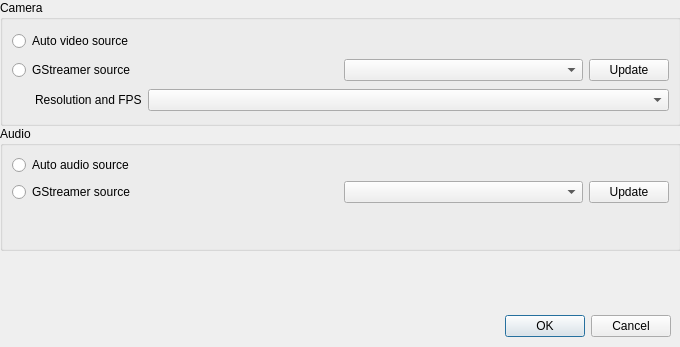
Above: preferences.ui from aliakseis/webrtc-ui before the change. Below: the same form after it.
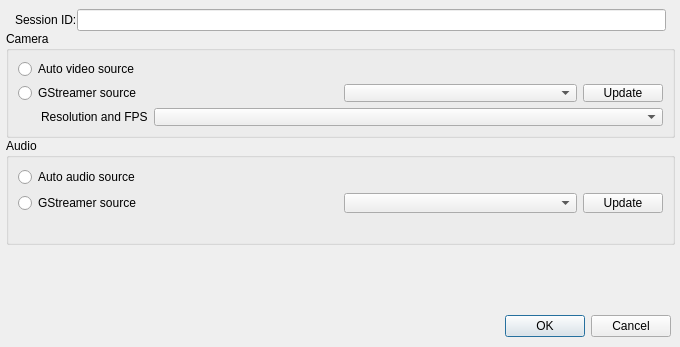
That is the form after the change.

```diff
--- a/preferences.ui
+++ b/preferences.ui
@@ -28,10 +28,42 @@
      <height>251</height>
     </rect>
    </property>
-   <layout class="QVBoxLayout" name="horizontalLayout_4" stretch="0,0">
+   <layout class="QVBoxLayout" name="horizontalLayout_4" stretch="0,0,0">
     <property name="spacing">
      <number>0</number>
     </property>
+    <property name="leftMargin">
+     <number>6</number>
+    </property>
+    <property name="topMargin">
+     <number>9</number>
+    </property>
+    <property name="rightMargin">
+     <number>6</number>
+    </property>
+    <property name="bottomMargin">
+     <number>6</number>
+    </property>
+    <item>
+     <layout class="QHBoxLayout" name="horizontalLayout_9">
+      <property name="leftMargin">
+       <number>9</number>
+      </property>
+      <property name="rightMargin">
+       <number>9</number>
+      </property>
+      <item>
+       <widget class="QLabel" name="label">
+        <property name="text">
+         <string>Session ID:</string>
+        </property>
+       </widget>
+      </item>
+      <item>
+       <widget class="QLineEdit" name="lineEdit_SessionID"/>
+      </item>
+     </layout>
+    </item>
     <item>
      <widget class="QGroupBox" name="groupBox_camera">
       <property name="sizePolicy">
```
Left out of the diff: 2 changed lines with no effect on the pictures. Lines whose indentation alone changed are shown as unchanged.
